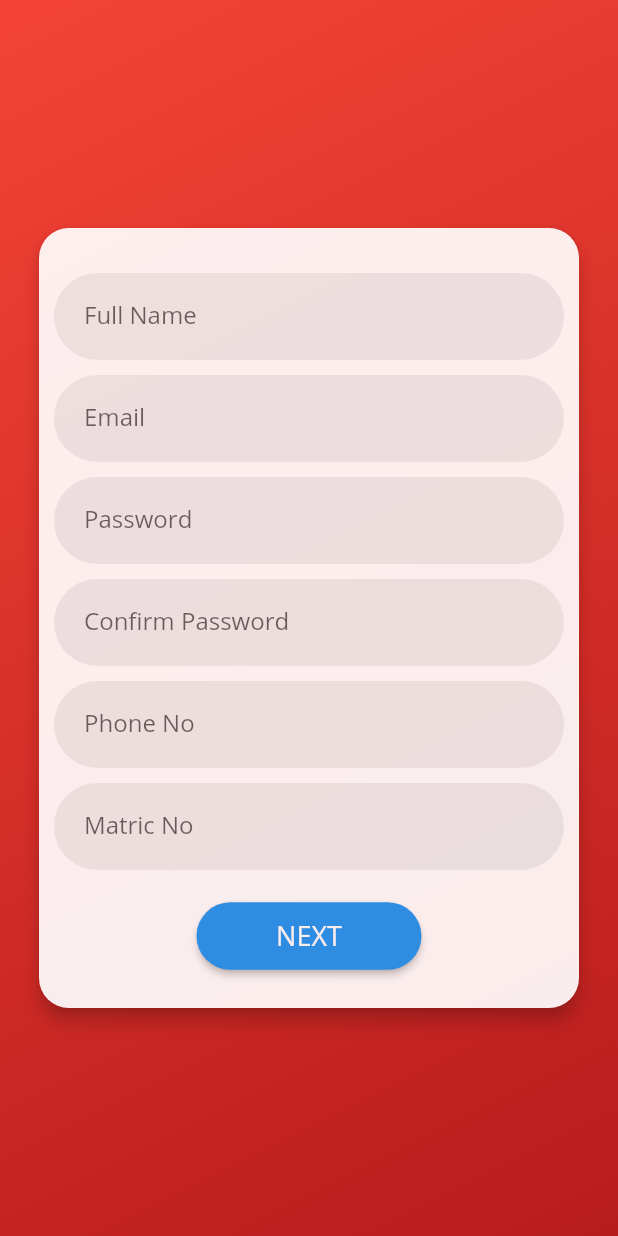
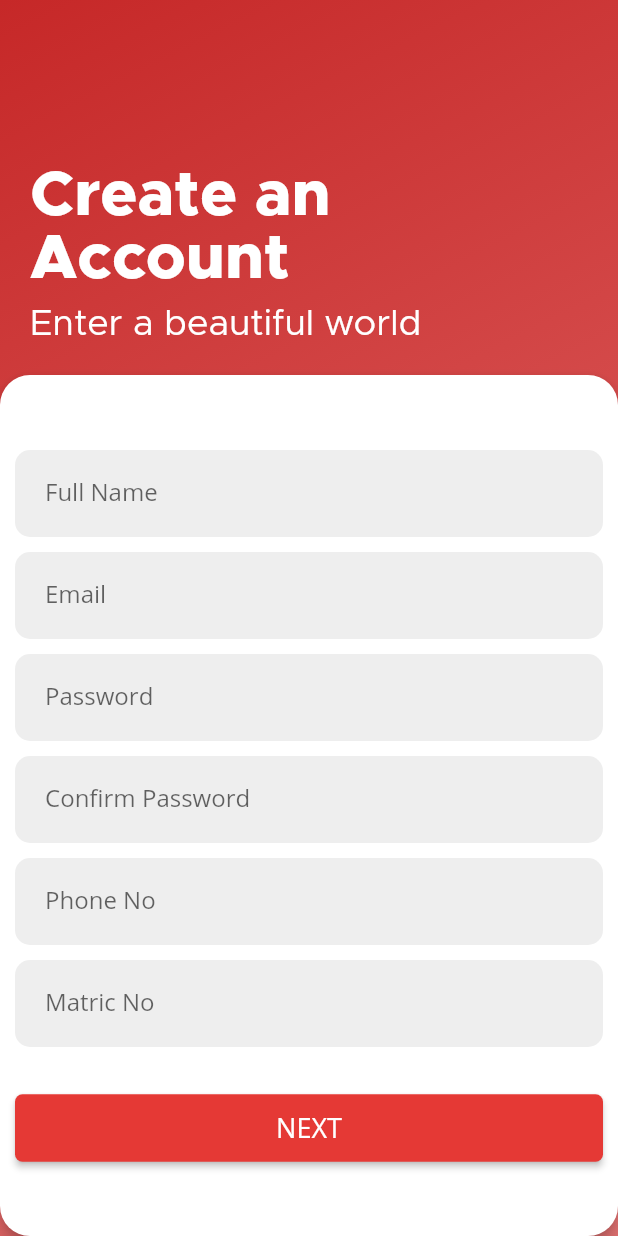
Before and after one commit to alfreeana-alfie/Flutter-UNIMAS_FYP_MyStudyPlanner, a Flutter app: the Register screen opened directly, on a phone screen of 412 x 824 dp. Run offline on Flutter 3.47's test engine with Material 2 defaults, Android fonts, the light colour scheme and no system bars; drawn by our look-alikes of oktoast; our stand-ins replace shared_preferences, syncfusion_flutter_calendar; missing offline and left inert: day_picker, flutter_material_color_picker, time_range; accounts and stored records are empty; network calls fail.

Commit message:
Update sign_up.dart

```diff
--- a/planner/lib/auth/sign_up.dart
+++ b/planner/lib/auth/sign_up.dart
@@ -1,6 +1,7 @@
 import 'package:flutter/material.dart';
 import 'package:MyUni/auth/sign_up_address.dart';
 import 'package:oktoast/oktoast.dart';
+import 'package:flutter/gestures.dart';
 
 class Register extends StatefulWidget {
   @override
@@ -166,20 +167,28 @@ class _RegisterState extends State<Register> with TickerProviderStateMixin {
           gradient: LinearGradient(
               begin: Alignment.topLeft,
               end: Alignment.bottomRight,
-            colors: [Colors.red, Colors.red[900]]),
+              colors: [Colors.red[800], Colors.red[300]]),
         ),
-      child: FadeTransition(
-          opacity: animation,
-          child: Center(
+        child: Stack(
+          children: [
+            buildTitle(),
+            buildCard(),
+          ],
+        ));
+  }
+
+  Widget buildCard() {
+    return Container(
+      margin: EdgeInsets.fromLTRB(0, 250, 0, 0),
       child: Material(
         elevation: 5,
         color: Colors.white,
         borderRadius: BorderRadius.circular(20.0),
         child: Form(
           key: _formKey,
+          child: Align(
+            alignment: Alignment.bottomCenter,
             child: Container(
-                    width: 360,
-                    height: 520,
               child: Column(
                 children: [
                   buildName(),
@@ -188,21 +197,23 @@ class _RegisterState extends State<Register> with TickerProviderStateMixin {
                   buildConfirmPassword(),
                   buildPhoneNo(),
                   buildMatricNo(),
-                        buildNextButton()
+                  buildNextButton(),
+                  buildSignIn(),
                 ],
               ),
-                  )),
+            )
+          )
         ),
-          )),
+      ),
     );
   }
 
   // Inner Widget
   Widget buildName() {
     return Container(
-        margin: EdgeInsets.fromLTRB(10, 30, 10, 10),
+        margin: EdgeInsets.fromLTRB(10, 50, 10, 10),
         decoration: BoxDecoration(
-            color: Colors.grey[200], borderRadius: BorderRadius.circular(40.0)),
+            color: Colors.grey[200], borderRadius: BorderRadius.circular(10.0)),
         child: Padding(
           padding: EdgeInsets.fromLTRB(20, 5, 20, 5),
           child: TextFormField(
@@ -229,7 +240,7 @@ class _RegisterState extends State<Register> with TickerProviderStateMixin {
     return Container(
         margin: EdgeInsets.fromLTRB(10, 0, 10, 10),
         decoration: BoxDecoration(
-            color: Colors.grey[200], borderRadius: BorderRadius.circular(40.0)),
+            color: Colors.grey[200], borderRadius: BorderRadius.circular(10.0)),
         child: Padding(
           padding: EdgeInsets.fromLTRB(20, 5, 20, 5),
           child: TextFormField(
@@ -256,7 +267,7 @@ class _RegisterState extends State<Register> with TickerProviderStateMixin {
     return Container(
         margin: EdgeInsets.fromLTRB(10, 0, 10, 10),
         decoration: BoxDecoration(
-            color: Colors.grey[200], borderRadius: BorderRadius.circular(40.0)),
+            color: Colors.grey[200], borderRadius: BorderRadius.circular(10.0)),
         child: Padding(
           padding: EdgeInsets.fromLTRB(20, 5, 20, 5),
           child: TextFormField(
@@ -283,7 +294,7 @@ class _RegisterState extends State<Register> with TickerProviderStateMixin {
     return Container(
         margin: EdgeInsets.fromLTRB(10, 0, 10, 10),
         decoration: BoxDecoration(
-            color: Colors.grey[200], borderRadius: BorderRadius.circular(40.0)),
+            color: Colors.grey[200], borderRadius: BorderRadius.circular(10.0)),
         child: Padding(
           padding: EdgeInsets.fromLTRB(20, 5, 20, 5),
           child: TextFormField(
@@ -312,7 +323,7 @@ class _RegisterState extends State<Register> with TickerProviderStateMixin {
     return Container(
         margin: EdgeInsets.fromLTRB(10, 0, 10, 10),
         decoration: BoxDecoration(
-            color: Colors.grey[200], borderRadius: BorderRadius.circular(40.0)),
+            color: Colors.grey[200], borderRadius: BorderRadius.circular(10.0)),
         child: Padding(
           padding: EdgeInsets.fromLTRB(20, 5, 20, 5),
           child: TextFormField(
@@ -339,7 +350,7 @@ class _RegisterState extends State<Register> with TickerProviderStateMixin {
     return Container(
         margin: EdgeInsets.fromLTRB(10, 0, 10, 10),
         decoration: BoxDecoration(
-            color: Colors.grey[200], borderRadius: BorderRadius.circular(40.0)),
+            color: Colors.grey[200], borderRadius: BorderRadius.circular(10.0)),
         child: Padding(
           padding: EdgeInsets.fromLTRB(20, 5, 20, 5),
           child: TextFormField(
@@ -364,16 +375,18 @@ class _RegisterState extends State<Register> with TickerProviderStateMixin {
 
   Widget buildNextButton() {
     return Container(
-        margin: EdgeInsets.fromLTRB(10, 0, 10, 0),
-        decoration: BoxDecoration(
-            color: Colors.white, borderRadius: BorderRadius.circular(40.0)),
-        child: Padding(
-          padding: EdgeInsets.fromLTRB(20, 10, 20, 0),
+      margin: EdgeInsets.fromLTRB(10, 10, 10, 0),
+      child: Column(
+        crossAxisAlignment: CrossAxisAlignment.stretch,
+        children: [
+          Padding(
+            padding: EdgeInsets.fromLTRB(0, 10, 0, 0),
             child: ElevatedButton(
               style: ElevatedButton.styleFrom(
+                primary: Colors.red[600],
                 minimumSize: Size(150, 45),
                 shape: const RoundedRectangleBorder(
-                  borderRadius: BorderRadius.all(Radius.circular(30))),
+                    borderRadius: BorderRadius.all(Radius.circular(5))),
               ),
               onPressed: () {
                 if (_formKey.currentState.validate()) {
@@ -395,7 +408,86 @@ class _RegisterState extends State<Register> with TickerProviderStateMixin {
               child: Text('NEXT',
                   style: TextStyle(fontSize: 18, fontFamily: 'Open Sans')),
             ),
+          )
+        ],
+      )
+    );
+  }
+
+  Widget buildTitle() {
+    return Container(
+      margin: EdgeInsets.fromLTRB(20, 110, 30, 0),
+      child: Column(
+        children: [
+          Align(
+            alignment: Alignment.centerLeft,
+            child: Text('Create an Account',
+              style: TextStyle(
+                fontFamily: 'Metropolis',
+                fontWeight: FontWeight.w800,
+                color: Colors.white,
+                fontSize: 42
+              )
+            ),
+          ),
+          Padding(
+            padding: EdgeInsets.fromLTRB(0, 10, 20, 0),
+            child: Align(
+            alignment: Alignment.centerLeft,
+            child: Text('Enter a beautiful world',
+              style: TextStyle(
+                color: Colors.white,
+                fontSize: 24,
+                fontFamily: 'Metropolis'))
+            ),
+          )
+        ],
     ));
+  }
+
+  Widget buildSignIn() {
+    return Align(
+      alignment: Alignment.center,
+      child: Container(
+          margin: EdgeInsets.fromLTRB(40, 50, 40, 0),
+          child: Row(
+            children: [
+              Padding(
+                  padding: EdgeInsets.fromLTRB(50, 0, 10, 0),
+                  child: Text(
+                    'Already Have an Account? ',
+                    style: TextStyle(
+                        fontFamily: 'Open Sans',
+                        fontWeight: FontWeight.w700,
+                        fontSize: 16,
+                        color: Colors.grey),
+                  )),
+              Padding(
+                  padding: EdgeInsets.fromLTRB(0, 0, 10, 0),
+                  child: RichText(
+                      text: TextSpan(
+                          style: TextStyle(
+                              fontFamily: 'Open Sans',
+                              fontWeight: FontWeight.w700,
+                              fontSize: 16,
+                              color: Colors.red[600]),
+                          children: <TextSpan>[
+                        TextSpan(
+                          text: 'Login',
+                          recognizer: TapGestureRecognizer()
+                            ..onTap = () {
+                              // print('button is clicked');
+                              Navigator.push(
+                                context,
+                                MaterialPageRoute(
+                                    builder: (context) => Register()),
+                              );
+                            },
+                        )
+                      ])))
+            ],
+          )),
+    );
   }
 
   // build
```
Lines whose indentation alone changed are shown as unchanged.
